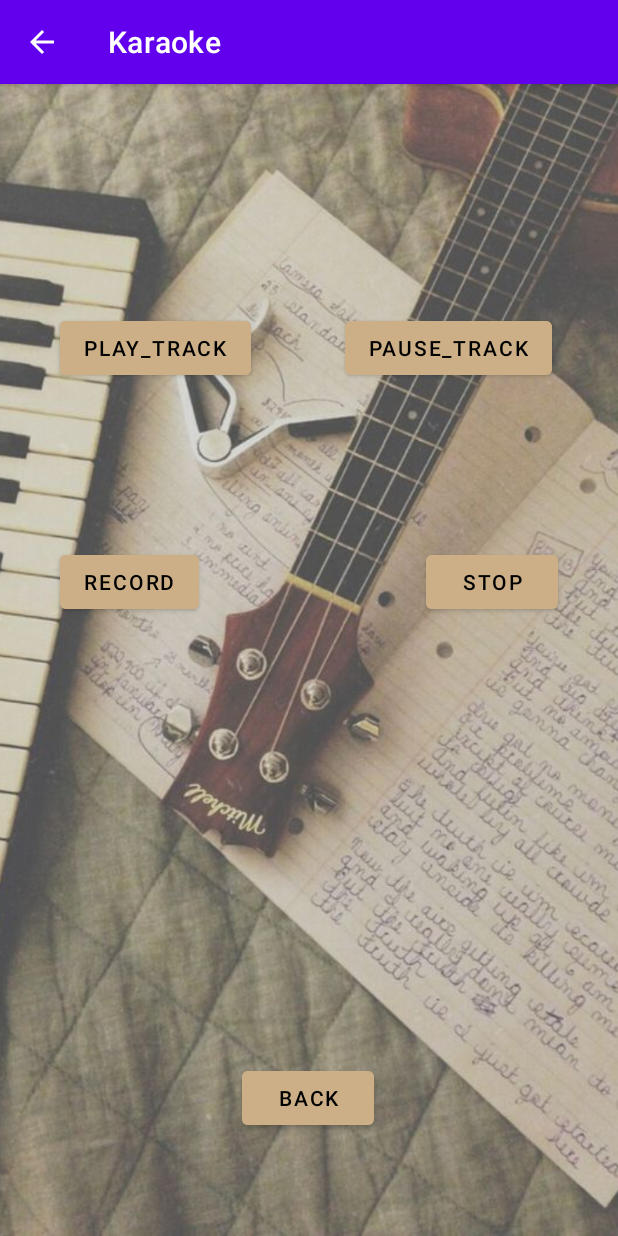
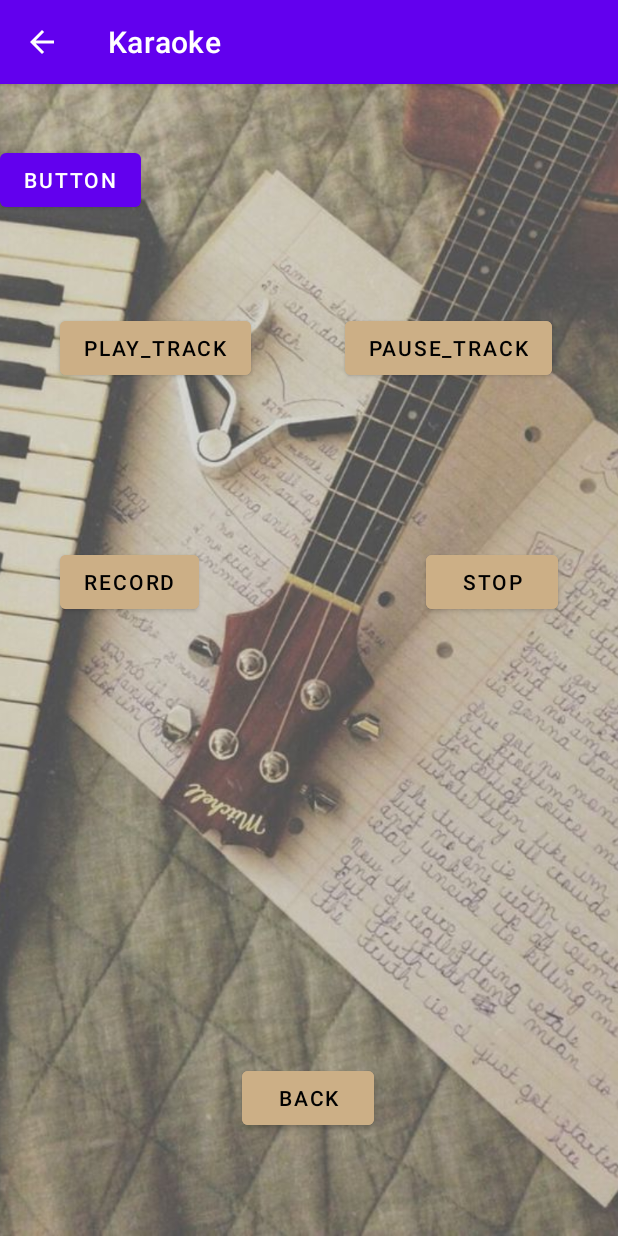
Before and after one commit to Deuqz/Karaoke-android, an Android app: the SongActivity screen opened directly, with no data from a screen before it, on a phone screen of 412 x 824 dp. Run offline under Robolectric (Android 15) with nearby library versions, the phone set to English and light mode, and no system bars; libraries missing offline, so code that uses them is left out: com.github.hiteshsondhi88.libffmpeg; 1 statement that could not run was skipped.

```diff
--- a/app/src/main/AndroidManifest.xml
+++ b/app/src/main/AndroidManifest.xml
@@ -2,6 +2,8 @@
 <manifest xmlns:android="http://schemas.android.com/apk/res/android"
     package="com.example.karaoke_android">
     <uses-permission android:name="android.permission.RECORD_AUDIO" />
+    <uses-permission android:name="android.permission.INTERNET" />
+    <uses-permission android:name="android.permission.ACCESS_NETWORK_STATE" />
     <application
         android:allowBackup="true"
         android:icon="@mipmap/ic_launcher"
--- a/app/src/main/java/com/example/karaoke_android/SongActivity.java
+++ b/app/src/main/java/com/example/karaoke_android/SongActivity.java
@@ -5,6 +5,7 @@ import android.content.Intent;
 import android.content.pm.PackageManager;
 import android.media.MediaPlayer;
 import android.media.MediaRecorder;
+import android.os.Build;
 import android.os.Bundle;
 import android.os.Parcelable;
 import android.util.Log;
@@ -13,11 +14,16 @@ import android.widget.Button;
 import android.widget.TextView;
 
 import androidx.annotation.NonNull;
+import androidx.annotation.RequiresApi;
 import androidx.appcompat.app.AppCompatActivity;
 import androidx.core.app.ActivityCompat;
 
 import java.io.IOException;
 
+import database.FileController;
+import database.FileControllerRedis;
+import database.FileConverter;
+import database.FileEntity;
 import database.Track;
 import database.User;
 import voice.TrackPlayer;
@@ -31,7 +37,7 @@ import voice.VoiceRecorderSimple;
 
 public class SongActivity extends AppCompatActivity {
     private TrackPlayer trackPlayer;
-    private VoiceRecorder voiceRecorder;
+    private VoiceRecorderSimple voiceRecorder;
     private TrackWorker trackWorker;
 
     @Override
@@ -51,11 +57,12 @@ public class SongActivity extends AppCompatActivity {
         });
         voiceRecorder = new VoiceRecorderSimple(getApplicationContext(), user);
         trackPlayer = new TrackPlayerSimple(getApplicationContext());
-        trackWorker = new TrackWorkerSimple(getApplicationContext(), user);
+        TextView textViewWithSongText = findViewById(R.id.textView2);
+        trackWorker = new TrackWorkerSimple(getApplicationContext(), user, textViewWithSongText);
     }
 
     public void playTrackPushed(View view) {
-        trackWorker.start();
+        trackWorker.start(new Track("track2", "somebody", "", R.raw.track2), R.raw.track3text);
     }
 
     public void pauseTrackPushed(View view) {
@@ -86,6 +93,13 @@ public class SongActivity extends AppCompatActivity {
         voiceRecorder.stopRecording();
     }
 
+    @RequiresApi(api = Build.VERSION_CODES.O)
+    public void saveFile(View view) throws IOException {
+        FileEntity fileEntity = FileConverter.convert(voiceRecorder.getFileName());
+        FileController controller = new FileControllerRedis();
+        controller.upload(fileEntity);
+    }
+
     @Override
     public void onDestroy() {
         super.onDestroy();
--- /dev/null
+++ b/app/src/main/java/database/FileController.java
@@ -0,0 +1,7 @@
+package database;
+
+public interface FileController {
+    FileEntity download(String id);
+
+    void upload(FileEntity fileEntity);
+}
--- a/app/src/main/java/voice/TrackWorker.java
+++ b/app/src/main/java/voice/TrackWorker.java
@@ -1,7 +1,9 @@
 package voice;
 
+import database.Track;
+
 public interface TrackWorker {
-    void start();
+    void start(Track track, int track3text);
 
     void pause();
 
--- a/app/src/main/java/voice/TrackWorkerSimple.java
+++ b/app/src/main/java/voice/TrackWorkerSimple.java
@@ -2,11 +2,24 @@ package voice;
 
 import android.content.Context;
 import android.media.MediaPlayer;
+import android.os.AsyncTask;
+import android.os.Handler;
+import android.os.SystemClock;
 import android.util.Log;
+import android.widget.TextView;
+import android.widget.Toast;
 
 import com.example.karaoke_android.R;
+import com.github.hiteshsondhi88.libffmpeg.ExecuteBinaryResponseHandler;
+import com.github.hiteshsondhi88.libffmpeg.FFmpeg;
+import com.github.hiteshsondhi88.libffmpeg.FFmpegLoadBinaryResponseHandler;
+import com.github.hiteshsondhi88.libffmpeg.LoadBinaryResponseHandler;
+import com.github.hiteshsondhi88.libffmpeg.exceptions.FFmpegCommandAlreadyRunningException;
+import com.github.hiteshsondhi88.libffmpeg.exceptions.FFmpegNotSupportedException;
 
 import java.io.IOException;
+import java.io.InputStream;
+import java.util.Map;
 
 import database.Track;
 import database.User;
@@ -18,24 +31,81 @@ public class TrackWorkerSimple implements TrackWorker{
     private TrackPlayer trackPlayer;
     private VoiceRecorderSimple voiceRecorder;
     private boolean pausePushed;
+    private TextView textView;
     private static final String LOG_TAG = "VoiceRecorderSimple";
+    private FFmpeg fFmpeg;
 
-    public TrackWorkerSimple(Context context, User user) {
+    public TrackWorkerSimple(Context context, User user, TextView textView) {
         this.user = user;
         this.context = context;
         trackPlayer = new TrackPlayerSimple(context);
         voiceRecorder = new VoiceRecorderSimple(context, user);
         pausePushed = false;
+        this.textView = textView;
+
+        /*fFmpeg = FFmpeg.getInstance(context.getApplicationContext());
+        try {
+            fFmpeg.loadBinary(new LoadBinaryResponseHandler()*//*new FFmpegLoadBinaryResponseHandler() {
+                @Override
+                public void onStart() {}
+
+                @Override
+                public void onFinish() {}
+
+                @Override
+                public void onFailure() {
+                    Toast.makeText(context.getApplicationContext(), "Library failed to load", Toast.LENGTH_LONG).show();
+                }
+
+                @Override
+                public void onSuccess() {
+                    Toast.makeText(context.getApplicationContext(), "Library successfully loaded", Toast.LENGTH_LONG).show();
+                }
+            }*//*);
+        } catch (FFmpegNotSupportedException e) {
+            Toast.makeText(context.getApplicationContext(), "Can not load library", Toast.LENGTH_LONG).show();
+            throw new RuntimeException("Can not load library");
+        }*/
+
     }
 
+    private class TextUpdater implements Runnable {
+        Map<Integer, String> timeCodes;
+
+        public TextUpdater(Map<Integer, String> timeCodes) {
+            this.timeCodes = timeCodes;
+        }
+
+        @Override
+        public void run() {
+            for (Map.Entry<Integer, String> entry : timeCodes.entrySet()) {
+                while(!trackPlayer.isClosed()) {
+                    int x = trackPlayer.getPosition();
+                    if (x == -1) { return; }
+                    if (x >= entry.getKey()) { break; }
+                    SystemClock.sleep(1000);
+                }
+                Log.e(LOG_TAG, entry.getValue());
+                textView.setText(entry.getValue());
+            }
+        }
+    }
+
+    protected InputStream getSongText(int textId) {
+        return context.getResources().openRawResource(textId);
+    }
 
     @Override
-    public void start() {
+    public void start(Track track, int textId) {
+        InputStream is = getSongText(textId);
+        Map<Integer, String> timeCodes = TextParser.parse(is);
+        Thread t = new Thread(new TextUpdater(timeCodes));
         if (!pausePushed) {
-            trackPlayer.setTrack(new Track("track1", "somebody", "", R.raw.track1));
+            trackPlayer.setTrack(track);
         }
         trackPlayer.play();
         voiceRecorder.startRecording();
+        t.start();
     }
 
     @Override
@@ -52,7 +122,14 @@ public class TrackWorkerSimple implements TrackWorker{
     public void stop() {
         trackPlayer.stop();
         voiceRecorder.stopRecording();
-        if (flag) {
+        /*String[] cmd = {"-i", "app/res/raw/track1.mp3", "-i", voiceRecorder.getFileName(), "-codec:a", "aac",
+                "-strict", "-2", "-filter_complex \"[0:a][1:a]amix\"", "-ac", "2", "-f", "flv rtmp://myIp:1935/live/myStream" };
+        try {
+            fFmpeg.execute(cmd, new ExecuteBinaryResponseHandler());
+        } catch (FFmpegCommandAlreadyRunningException e) {
+            Log.e(LOG_TAG, "FFmpeg command already running: " + e.getMessage());
+        }*/
+        /*if (flag) {
             flag = false;
             try {
                 player = new MediaPlayer();
@@ -67,7 +144,7 @@ public class TrackWorkerSimple implements TrackWorker{
             player.release();
             player = null;
             Log.e(LOG_TAG, "Stop playing recorded voice");
-        }
+        }*/
     }
 
     @Override
--- a/app/src/main/res/layout/activity_song.xml
+++ b/app/src/main/res/layout/activity_song.xml
@@ -101,4 +101,26 @@
         app:layout_constraintStart_toEndOf="@+id/imageView"
         app:layout_constraintTop_toTopOf="parent"
         app:layout_constraintVertical_bias="0.906" />
+
+    <Button
+        android:id="@+id/button"
+        android:layout_width="wrap_content"
+        android:layout_height="wrap_content"
+        android:layout_marginTop="40dp"
+        android:onClick="saveFile"
+        android:text="Button"
+        app:layout_constraintTop_toTopOf="parent"
+        tools:layout_editor_absoluteX="161dp" />
+
+    <TextView
+        android:id="@+id/textView2"
+        android:layout_width="282dp"
+        android:layout_height="143dp"
+        android:layout_marginBottom="148dp"
+        android:text=""
+        android:textColor="#000000"
+        android:textSize="15sp"
+        app:layout_constraintBottom_toBottomOf="@+id/imageView"
+        app:layout_constraintEnd_toEndOf="parent"
+        app:layout_constraintStart_toStartOf="parent" />
 </androidx.constraintlayout.widget.ConstraintLayout>
```
Also changed, not shown: app/build.gradle (+8 -1 lines), app/src/main/java/database/FileControllerRedis.java (added, +33 -0 lines), app/src/main/java/database/FileConverter.java (added, +32 -0 lines), app/src/main/java/database/FileEntity.java (added, +27 -0 lines), app/src/main/java/voice/HttpDownloadManager.java (added, +96 -0 lines), app/src/main/java/voice/TextParser.java (added, +29 -0 lines), app/src/main/java/voice/TrackPlayer.java (+8 -0 lines), app/src/main/java/voice/TrackPlayerSimple.java (+18 -4 lines), app/src/main/java/voice/TrackPlayerURL.java (added, +44 -0 lines), app/src/main/java/voice/VoiceRecorderSimple.java (+10 -0 lines), app/src/main/res/raw/track3text.txt (added, +53 -0 lines), 1 other file.
